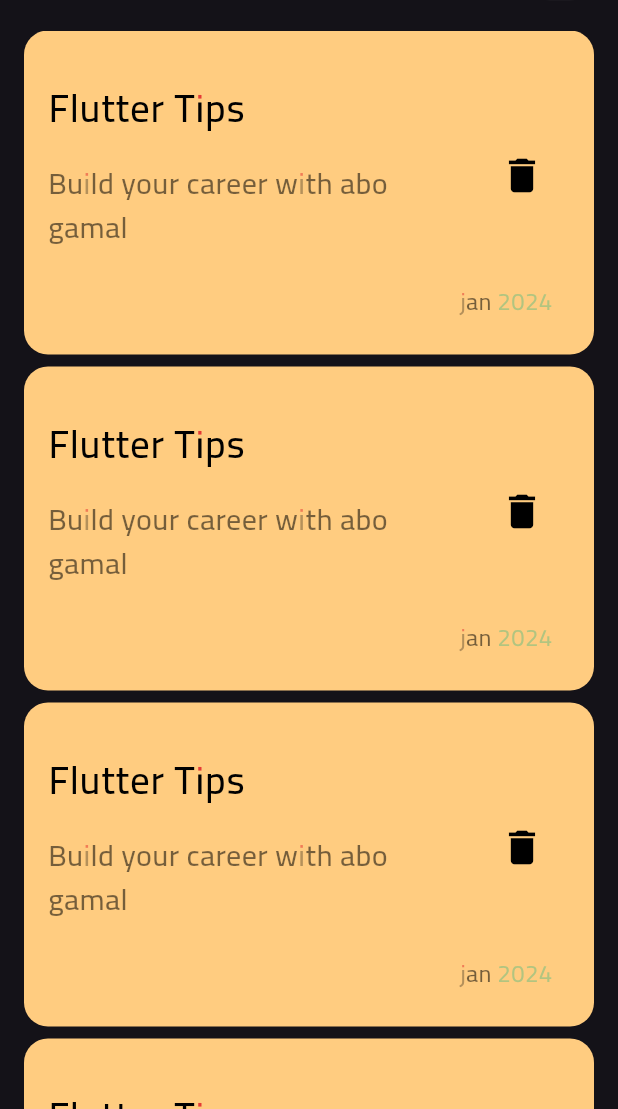
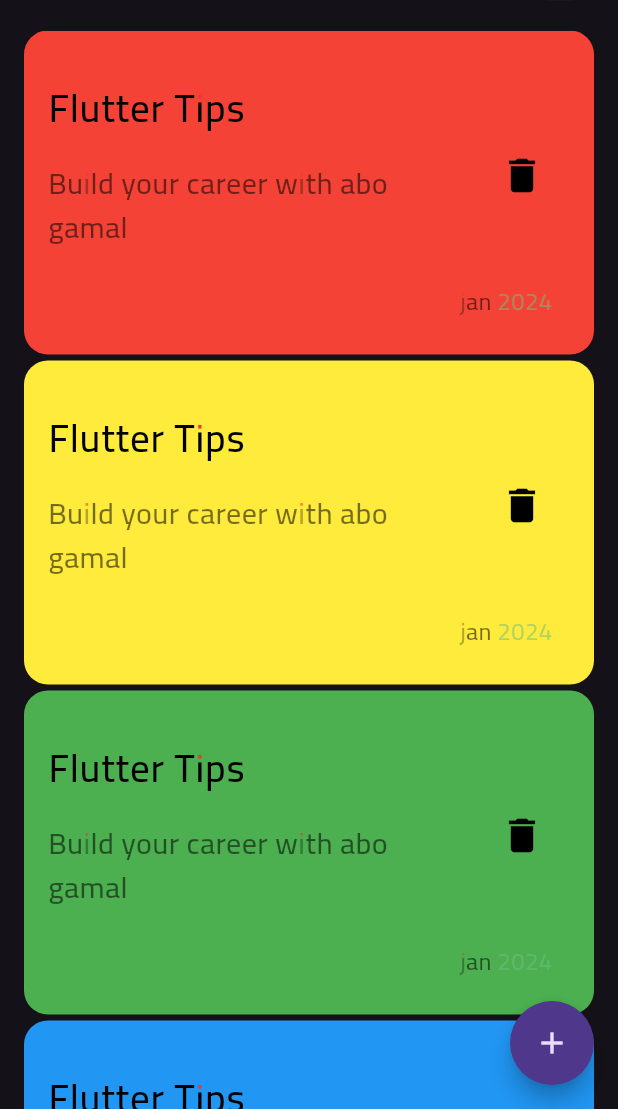
Before and after one commit to Mohamedgamaal16/notes_app, a Flutter app: the screen it shows after launch, on a phone screen of 412 x 824 dp, the part 127-1236 px from its top. Run offline on Flutter 3.47's test engine with Material 3 defaults, Android fonts, the phone set to English and light mode, and no system bars.

Commit message:
add floating actio button and make notes listview colorfull

```diff
--- a/lib/views/notes_view.dart
+++ b/lib/views/notes_view.dart
@@ -6,8 +6,9 @@
   static String id = 'NotesView';
   @override
   Widget build(BuildContext context) {
-    return const Scaffold(
-      body: NotesViewBody(),
+    return  Scaffold(
+      floatingActionButton: FloatingActionButton(onPressed: (){},shape: CircleBorder(),child: const Icon(Icons.add) ,),
+      body: const NotesViewBody(),
     );
   }
 }
--- a/lib/views/widgets/note_item.dart
+++ b/lib/views/widgets/note_item.dart
@@ -1,16 +1,16 @@
 import 'package:flutter/material.dart';
 
 class NoteItem extends StatelessWidget {
-  const NoteItem({super.key});
-
+  const NoteItem({super.key, required this.colorData});
+final Color colorData;
   @override
   Widget build(BuildContext context) {
     return Padding(
-      padding: const EdgeInsets.only(bottom: 8.0),
+      padding: const EdgeInsets.only(bottom: 4.0),
       child: Container(
         padding: const EdgeInsets.only(left: 16, top: 24, bottom: 24, right: 24),
         decoration: BoxDecoration(
-          color: const Color(0xffFFCC80),
+          color:  colorData  ,
           borderRadius: BorderRadius.circular(16),
         ),
         child: Column(
--- a/lib/views/widgets/notes_listView.dart
+++ b/lib/views/widgets/notes_listView.dart
@@ -3,11 +3,24 @@
 
 class NotesListView extends StatelessWidget {
   const NotesListView({super.key});
-
+  final colorData = const [
+    Colors.red,
+    Colors.yellow,
+    Colors.green,
+    Colors.blue,
+    Color(0xffFFCC80)
+  ];
   @override
   Widget build(BuildContext context) {
-    return ListView.builder(itemCount: 15 ,itemBuilder: (context, index) {
-      return const NoteItem();
-    });
+    return ListView.builder(
+        itemCount: 15,
+        itemBuilder: (context, index) {
+          if (index < colorData.length) {
+           return NoteItem(colorData: colorData[index]);
+          } else {
+             index = 4;
+              return NoteItem(colorData: colorData[index]);
+          }
+        });
   }
 }
```
